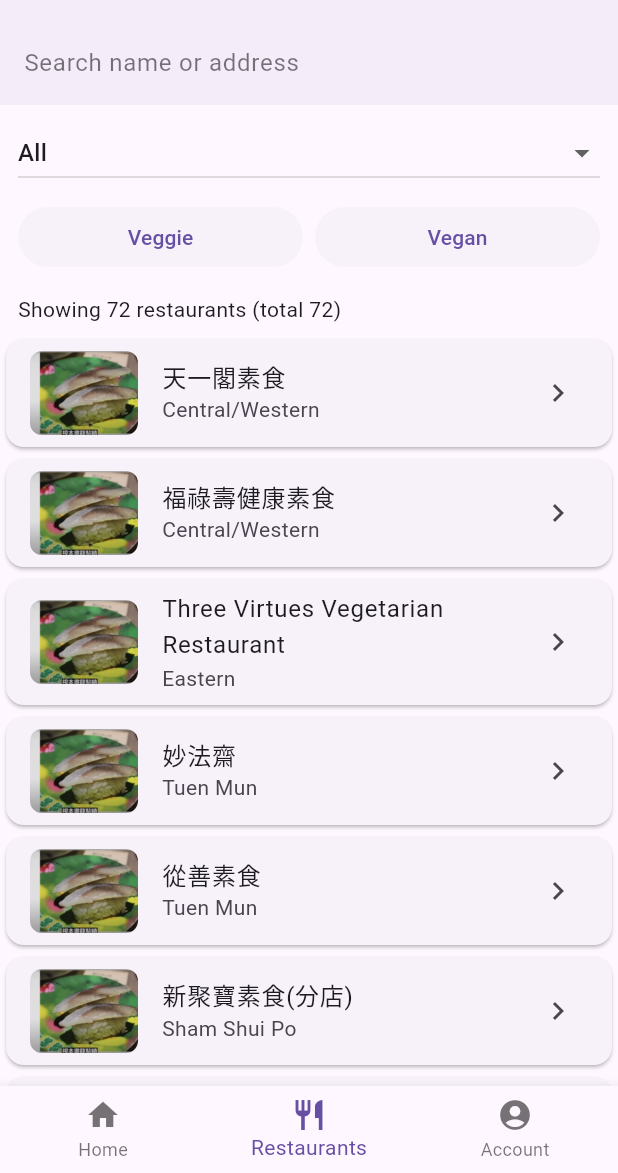
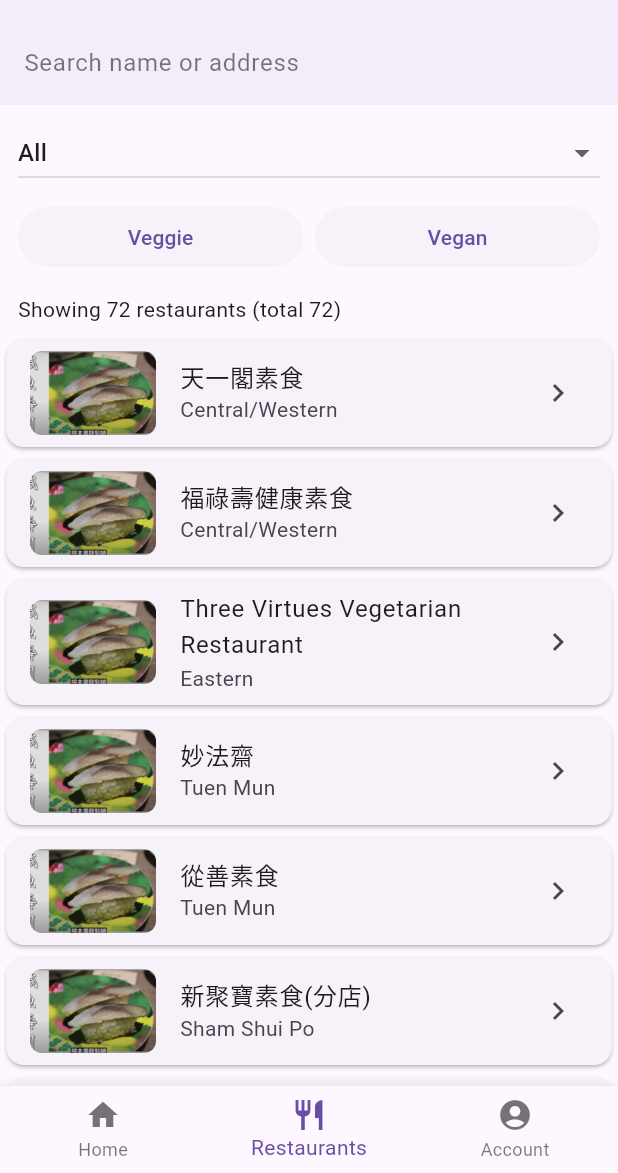
Before and after one commit to Test-Plus-XD/Android-Assignment, a Flutter app: the screen it shows after launch, item 2 of the bottom bar chosen, on a phone screen of 412 x 824 dp, the part 63-1236 px from its top. Run offline on Flutter 3.47's test engine with Material 3 defaults, Android fonts, the light colour scheme and no system bars; our stand-ins replace carousel_slider, shared_preferences.

```diff
--- a/lib/restaurants.dart
+++ b/lib/restaurants.dart
@@ -252,7 +252,7 @@ class _RestaurantsPageState extends State<RestaurantsPage> {
                         child: ListTile(
                           // Leading must be a sized widget; use SizedBox to constrain the image.
                           leading: SizedBox(
-                            width: 72,
+                            width: 84,
                             height: 72,
                             child: ClipRRect(
                               borderRadius: BorderRadius.circular(8), // Rounded corners for thumbnail.
```
